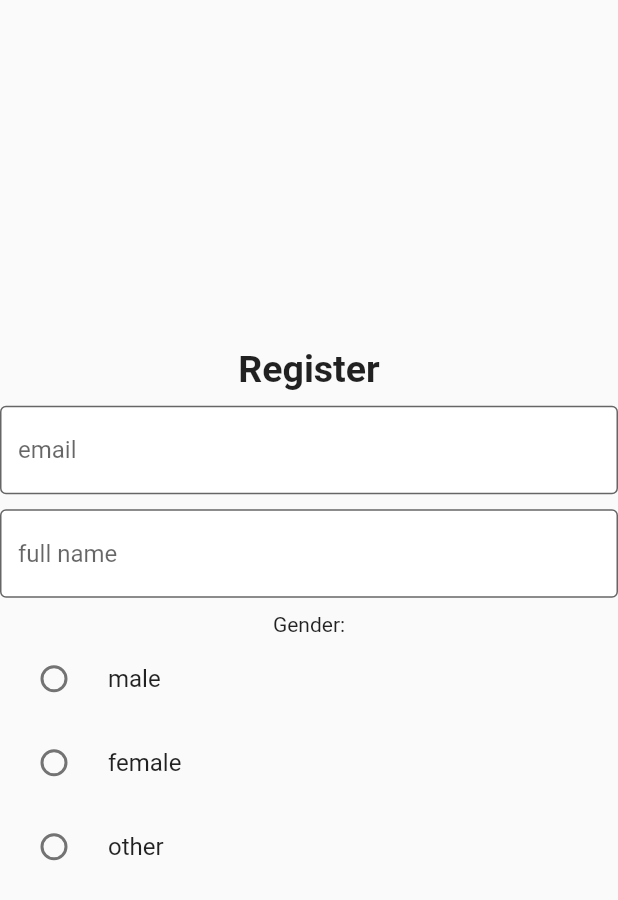
After one commit to arjun2020-py/Api_call_flutter, a Flutter app: the ScreenGender screen opened directly, on a phone screen of 412 x 824 dp. The commit adds this screen. Shown: the top 900 px of the screen. Run offline on Flutter 3.47's test engine with Material 2 defaults, Android fonts, the phone set to English and light mode, and no system bars; our stand-ins replace dio, either_dart, flutter_bloc, flutter_screenutil, get, get_storage and 4 more; accounts and stored records are empty.

Commit message:
first commit

```diff
--- /dev/null
+++ b/lib/ScreenWidget/Screen/screen_gender.dart
@@ -0,0 +1,76 @@
+import 'package:flutter/material.dart';
+import 'package:get/get.dart';
+import 'package:get/get_core/src/get_main.dart';
+import 'package:task/ScreenWidget/controller/gender_selection_controller.dart';
+
+import '../screen_widget.dart';
+
+class ScreenGender extends StatelessWidget {
+  ScreenGender({super.key});
+
+  final gender = Get.put(GenderController());
+  @override
+  Widget build(BuildContext context) {
+    return Scaffold(
+        body: Center(
+      child: Column(
+        mainAxisAlignment: MainAxisAlignment.center,
+        crossAxisAlignment: CrossAxisAlignment.center,
+        children: [
+          const Text(
+            'Register',
+            style: TextStyle(
+              fontSize: 25,
+              fontWeight: FontWeight.bold,
+            ),
+          ),
+          const SizedBox(
+            height: 10,
+          ),
+          textFormWiget(
+            txt: 'email',
+          ),
+          const SizedBox(
+            height: 10,
+          ),
+          textFormWiget(txt: 'full name'),
+          const SizedBox(
+            height: 10,
+          ),
+          Text('Gender:'),
+          Obx(
+            () => RadioListTile(
+              selectedTileColor: Colors.red,
+              title: const Text('male'),
+              value: 'male',
+              groupValue: gender.selectedGender.value,
+              onChanged: (value) {
+                gender.onChangeGender(value);
+              },
+            ),
+          ),
+          Obx(
+            () => RadioListTile(
+              title: const Text('female'),
+              value: 'female',
+              groupValue: gender.selectedGender.value,
+              onChanged: (value) {
+                gender.onChangeGender(value);
+              },
+            ),
+          ),
+          Obx(
+            () => RadioListTile(
+              title: const Text('other'),
+              value: 'other',
+              groupValue: gender.selectedGender.value,
+              onChanged: (value) {
+                gender.onChangeGender(value);
+              },
+            ),
+          ),
+        ],
+      ),
+    ));
+  }
+}
--- /dev/null
+++ b/lib/ScreenWidget/controller/gender_selection_controller.dart
@@ -0,0 +1,10 @@
+import 'package:get/get.dart';
+
+class GenderController extends GetxController {
+  var selectedGender = ''.obs;
+
+
+  onChangeGender(var gender) {
+    selectedGender.value = gender;
+  }
+}
```
Also changed, not shown: lib/ScreenWidget/Screen/bottom_navigation_demo.dart (added, +35 -0 lines), lib/ScreenWidget/Screen/screen_bootom_navigation.dart (deleted, +0 -40 lines), lib/ScreenWidget/Screen/screen_dropdwon.dart (deleted, +0 -42 lines), lib/ScreenWidget/Screen/screen_drwer.dart (added, +44 -0 lines), lib/ScreenWidget/Screen/screen_dumy.dart (added, +38 -0 lines), lib/ScreenWidget/Screen/screen_siginup.dart (deleted, +0 -97 lines), lib/ScreenWidget/Screen/widget_navtion.dart (+17 -9 lines), lib/ScreenWidget/controller/bottom_navigation_controller.dart (added, +15 -0 lines), lib/ScreenWidget/controller/drop_down_controller.dart (added, +10 -0 lines), lib/ScreenWidget/screen_list_til.dart (added, +18 -0 lines), assets/images/ba-modified-removebg-preview.png (deleted), assets/images/iron.jpg (deleted), assets/images/pro.png (deleted), assets/images/profeser.png (deleted).
